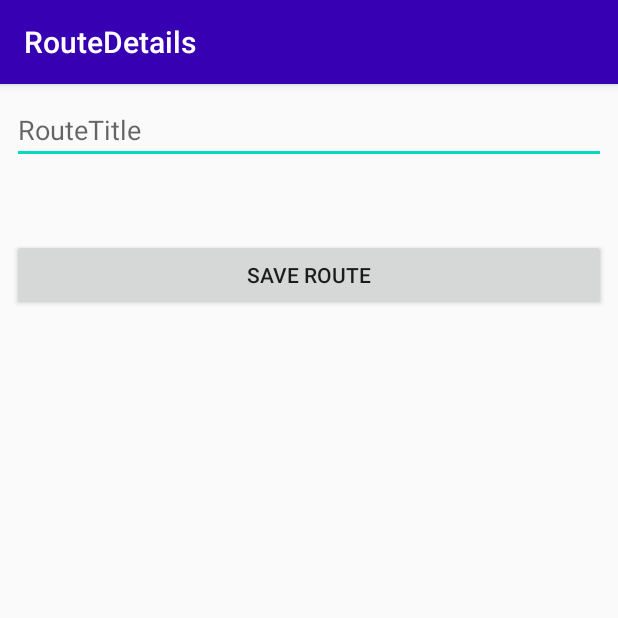
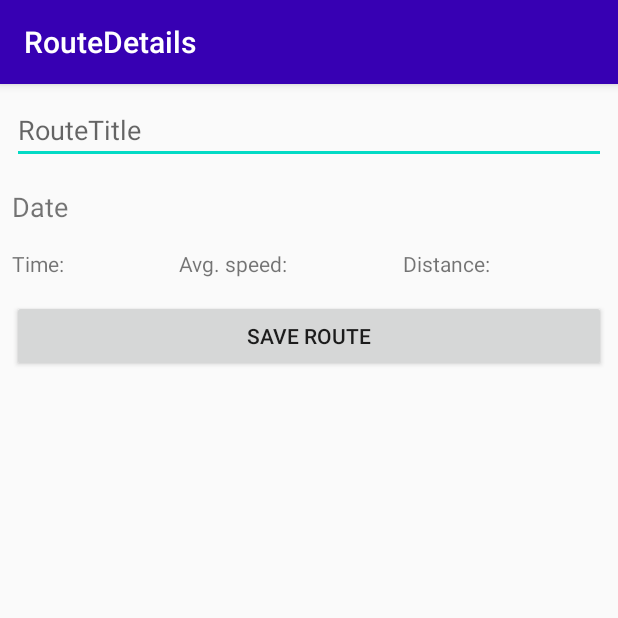
Before and after one commit to danijelLoc/Track-my-route-Android, an Android app: the RouteDetails screen opened directly, with no data from a screen before it, on a phone screen of 412 x 824 dp, the top half of it. Run offline under Robolectric (Android 15) with nearby library versions, the phone set to English and light mode, and no system bars.

Commit message:
Route details first commit

```diff
--- a/app/src/main/java/hr/fer/trackmyroute/ui/routes/RouteDetails.kt
+++ b/app/src/main/java/hr/fer/trackmyroute/ui/routes/RouteDetails.kt
@@ -34,7 +34,14 @@ class RouteDetails : AppCompatActivity() {
             var route: Route = viewModel.getRouteFromRepository(position)
             var title: String? = route.name
             routeTitleEditText.setText(title)
+            dateTextView.setText(route.date)
+            timeTextView.setText("Time: " + route.duration.toString())
+            speedTextView.setText("Avg. speed:" + route.speed.toString() + " km/h")
+            distanceTextView.setText("Distance:" + route.distace.toString() + " km")
+
         } else Log.d("loc", "empty extras")
+
+
 
 
 
--- a/app/src/main/res/layout/activity_registration.xml
+++ b/app/src/main/res/layout/activity_registration.xml
@@ -36,8 +36,9 @@
 
             <EditText
                 android:id="@+id/editTextFirstName"
-                android:layout_width="193dp"
+                android:layout_width="wrap_content"
                 android:layout_height="wrap_content"
+                android:layout_weight="1"
                 android:ems="10"
                 android:hint="First name"
                 android:inputType="textPersonName"
@@ -47,6 +48,7 @@
                 android:id="@+id/editTextLastName"
                 android:layout_width="wrap_content"
                 android:layout_height="wrap_content"
+                android:layout_weight="1"
                 android:ems="10"
                 android:hint="Last name"
                 android:inputType="textPersonName"
--- a/app/src/main/res/layout/activity_route_details.xml
+++ b/app/src/main/res/layout/activity_route_details.xml
@@ -9,14 +9,66 @@
 
 
     <EditText
-            android:layout_width="0dp"
+        android:id="@+id/routeTitleEditText"
+        android:layout_width="0dp"
+        android:layout_height="wrap_content"
+        android:layout_marginStart="8dp"
+        android:layout_marginTop="8dp"
+        android:layout_marginEnd="8dp"
+        android:ems="10"
+        android:hint="RouteTitle"
+        android:inputType="textPersonName"
+        app:layout_constraintEnd_toEndOf="parent"
+        app:layout_constraintStart_toStartOf="parent"
+        app:layout_constraintTop_toTopOf="parent" />
+
+    <TextView
+        android:id="@+id/dateTextView"
+        android:layout_width="wrap_content"
+        android:layout_height="wrap_content"
+        android:layout_marginStart="8dp"
+        android:layout_marginTop="16dp"
+        android:layout_marginEnd="8dp"
+        android:text="Date"
+        android:textSize="18sp"
+        app:layout_constraintEnd_toEndOf="parent"
+        app:layout_constraintHorizontal_bias="0.0"
+        app:layout_constraintStart_toStartOf="parent"
+        app:layout_constraintTop_toBottomOf="@id/routeTitleEditText" />
+
+    <LinearLayout
+        android:id="@+id/detailsLinearLayout"
+        android:layout_width="0dp"
+        android:layout_height="wrap_content"
+        android:layout_marginStart="8dp"
+        android:layout_marginTop="16dp"
+        android:layout_marginEnd="8dp"
+        android:orientation="horizontal"
+        app:layout_constraintEnd_toEndOf="parent"
+        app:layout_constraintStart_toStartOf="parent"
+        app:layout_constraintTop_toBottomOf="@+id/dateTextView">
+
+        <TextView
+            android:id="@+id/timeTextView"
+            android:layout_width="wrap_content"
             android:layout_height="wrap_content"
-            android:inputType="textPersonName"
-            android:ems="10"
-            android:id="@+id/routeTitleEditText"
-            app:layout_constraintStart_toStartOf="parent" android:layout_marginStart="8dp"
-            app:layout_constraintEnd_toEndOf="parent" android:layout_marginEnd="8dp" android:layout_marginTop="8dp"
-            app:layout_constraintTop_toTopOf="parent" android:hint="RouteTitle"/>
+            android:layout_weight="1"
+            android:text="Time:" />
+
+        <TextView
+            android:id="@+id/speedTextView"
+            android:layout_width="wrap_content"
+            android:layout_height="wrap_content"
+            android:layout_weight="1"
+            android:text="Avg. speed:" />
+
+        <TextView
+            android:id="@+id/distanceTextView"
+            android:layout_width="wrap_content"
+            android:layout_height="wrap_content"
+            android:layout_weight="1"
+            android:text="Distance:" />
+    </LinearLayout>
 
     <Button
         android:id="@+id/saveRouteButton"
@@ -28,6 +80,6 @@
         android:text="Save route"
         app:layout_constraintEnd_toEndOf="parent"
         app:layout_constraintStart_toStartOf="parent"
-        app:layout_constraintTop_toBottomOf="@+id/routeTitleEditText" />
+        app:layout_constraintTop_toBottomOf="@+id/dateTextView" />
 
 </androidx.constraintlayout.widget.ConstraintLayout>
```
